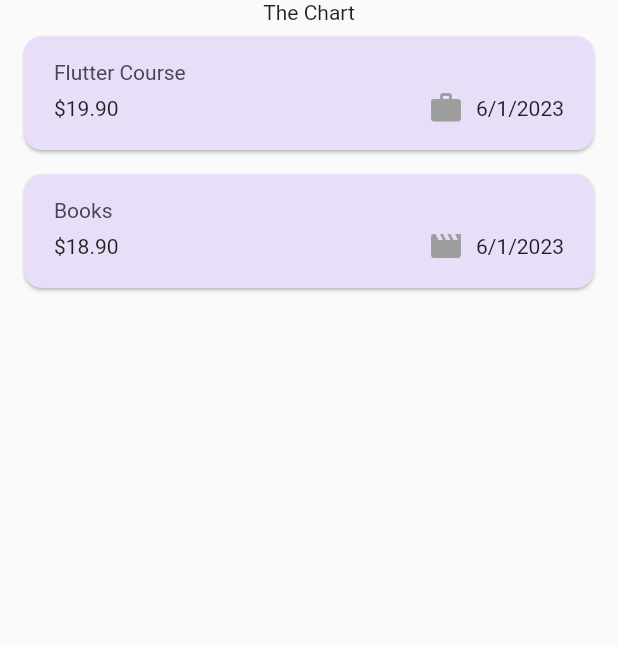
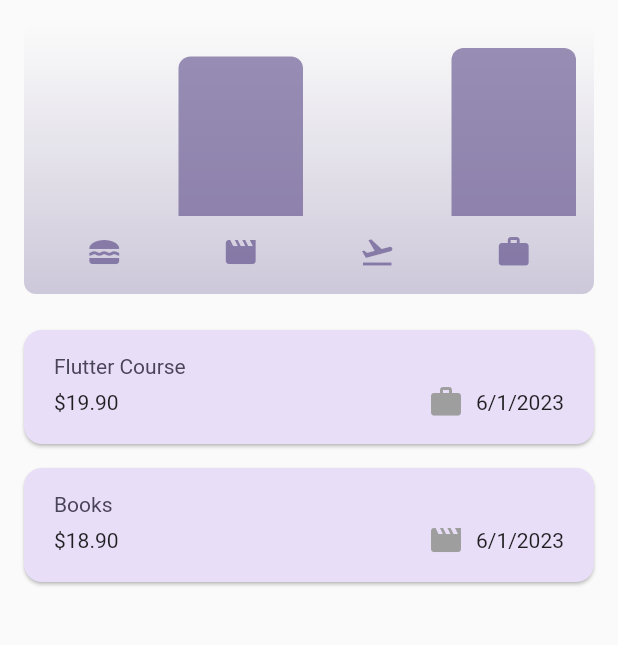
Before and after one commit to MarienMupenda/expense-tracker, a Flutter app: the screen it shows after launch, on a phone screen of 412 x 824 dp, the part 84-729 px from its top. Run offline on Flutter 3.47's test engine with Material 2 defaults, Android fonts, the phone set to English and light mode, and no system bars.

Commit message:
add charts

```diff
--- /dev/null
+++ b/lib/widgets/charts/chart.dart
@@ -0,0 +1,95 @@
+import 'package:expense_tracker/models/expense.dart';
+import 'package:flutter/material.dart';
+
+import 'chart_bar.dart';
+
+class Chart extends StatelessWidget {
+  const Chart({super.key, required this.expenses});
+
+  final List<Expense> expenses;
+
+  List<ExpenseBucket> get buckets {
+    return [
+      ExpenseBucket.forCategory(expenses, Category.food),
+      ExpenseBucket.forCategory(expenses, Category.leisure),
+      ExpenseBucket.forCategory(expenses, Category.travel),
+      ExpenseBucket.forCategory(expenses, Category.work),
+    ];
+  }
+
+  double get maxTotalExpense {
+    double maxTotalExpense = 0;
+
+    for (final bucket in buckets) {
+      if (bucket.totalExpenses > maxTotalExpense) {
+        maxTotalExpense = bucket.totalExpenses;
+      }
+    }
+
+    return maxTotalExpense;
+  }
+
+  @override
+  Widget build(BuildContext context) {
+    final isDarkMode =
+        MediaQuery.of(context).platformBrightness == Brightness.dark;
+    return Container(
+      margin: const EdgeInsets.all(16),
+      padding: const EdgeInsets.symmetric(
+        vertical: 16,
+        horizontal: 8,
+      ),
+      width: double.infinity,
+      height: 180,
+      decoration: BoxDecoration(
+        borderRadius: BorderRadius.circular(8),
+        gradient: LinearGradient(
+          colors: [
+            Theme.of(context).colorScheme.primary.withOpacity(0.3),
+            Theme.of(context).colorScheme.primary.withOpacity(0.0)
+          ],
+          begin: Alignment.bottomCenter,
+          end: Alignment.topCenter,
+        ),
+      ),
+      child: Column(
+        children: [
+          Expanded(
+            child: Row(
+              crossAxisAlignment: CrossAxisAlignment.end,
+              children: [
+                for (final bucket in buckets) // alternative to map()
+                  ChartBar(
+                    fill: bucket.totalExpenses == 0
+                        ? 0
+                        : bucket.totalExpenses / maxTotalExpense,
+                  )
+              ],
+            ),
+          ),
+          const SizedBox(height: 12),
+          Row(
+            children: buckets
+                .map(
+                  (bucket) => Expanded(
+                    child: Padding(
+                      padding: const EdgeInsets.symmetric(horizontal: 4),
+                      child: Icon(
+                        categoryIcons[bucket.category],
+                        color: isDarkMode
+                            ? Theme.of(context).colorScheme.secondary
+                            : Theme.of(context)
+                                .colorScheme
+                                .primary
+                                .withOpacity(0.7),
+                      ),
+                    ),
+                  ),
+                )
+                .toList(),
+          )
+        ],
+      ),
+    );
+  }
+}
--- /dev/null
+++ b/lib/widgets/charts/chart_bar.dart
@@ -0,0 +1,34 @@
+import 'package:flutter/material.dart';
+
+class ChartBar extends StatelessWidget {
+  const ChartBar({
+    super.key,
+    required this.fill,
+  });
+
+  final double fill;
+
+  @override
+  Widget build(BuildContext context) {
+    final isDarkMode =
+        MediaQuery.of(context).platformBrightness == Brightness.dark;
+    return Expanded(
+      child: Padding(
+        padding: const EdgeInsets.symmetric(horizontal: 4),
+        child: FractionallySizedBox(
+          heightFactor: fill,
+          child: DecoratedBox(
+            decoration: BoxDecoration(
+              shape: BoxShape.rectangle,
+              borderRadius:
+                  const BorderRadius.vertical(top: Radius.circular(8)),
+              color: isDarkMode
+                  ? Theme.of(context).colorScheme.secondary
+                  : Theme.of(context).colorScheme.primary.withOpacity(0.65),
+            ),
+          ),
+        ),
+      ),
+    );
+  }
+}
--- a/lib/widgets/expenses.dart
+++ b/lib/widgets/expenses.dart
@@ -1,4 +1,5 @@
 import 'package:expense_tracker/models/expense.dart';
+import 'package:expense_tracker/widgets/charts/chart.dart';
 import 'package:expense_tracker/widgets/expenses_list/expenses_list.dart';
 import 'package:expense_tracker/widgets/new_expense.dart';
 import 'package:flutter/material.dart';
@@ -48,7 +49,9 @@ class _ExpensesState extends State<Expenses> {
       ),
       body: Column(
         children: [
-          const Text('The Chart'),
+          Chart(
+            expenses: _registeredExpenses,
+          ),
           Expanded(
             child: mainContent,
           ),
--- a/lib/widgets/expenses_list/expenses_list.dart
+++ b/lib/widgets/expenses_list/expenses_list.dart
@@ -19,23 +19,10 @@ class ExpensesList extends StatelessWidget {
             background: Container(
               color: Theme.of(context).colorScheme.error.withOpacity(0.50),
               margin: Theme.of(context).cardTheme.margin,
-              child: Padding(
-                padding: const EdgeInsets.fromLTRB(48, 16, 48, 16),
-                child: Row(
-                  mainAxisAlignment: MainAxisAlignment.spaceBetween,
-                  children: [
-                    Icon(
-                      Icons.delete,
-                      size: 35,
-                      color: Theme.of(context).colorScheme.error,
-                    ),
-                    Icon(
-                      Icons.delete,
-                      size: 35,
-                      color: Theme.of(context).colorScheme.error,
-                    ),
-                  ],
-                ),
+              child: Icon(
+                Icons.delete,
+                size: 35,
+                color: Theme.of(context).colorScheme.error,
               ),
             ),
             onDismissed: (direction) {
```
